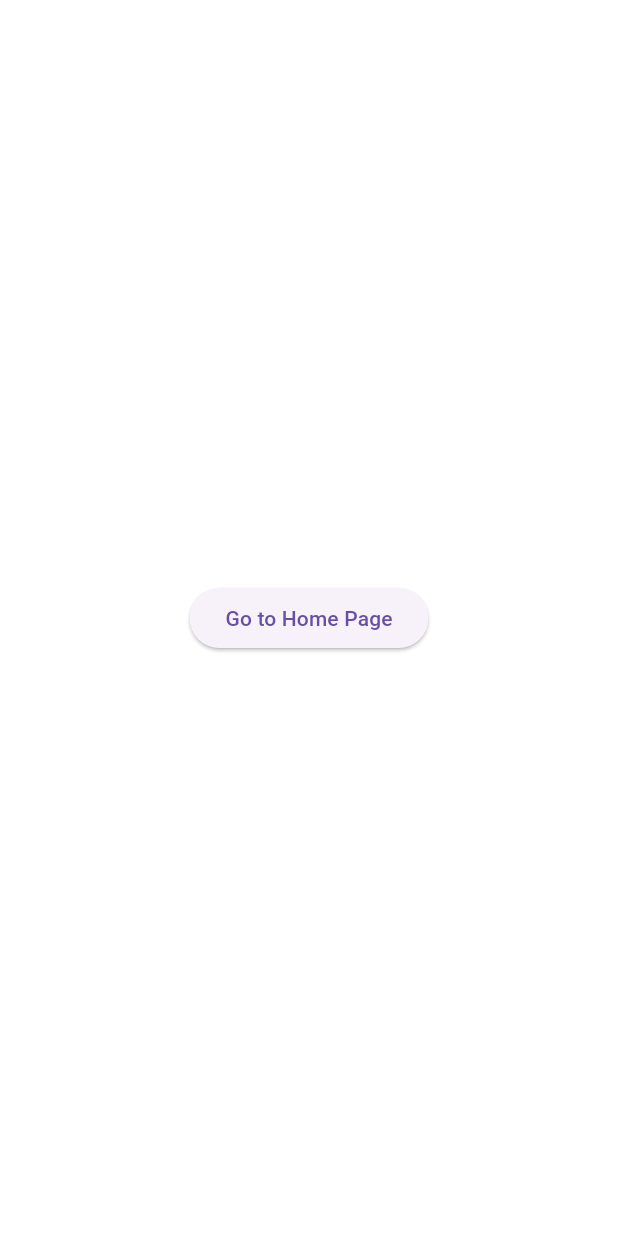
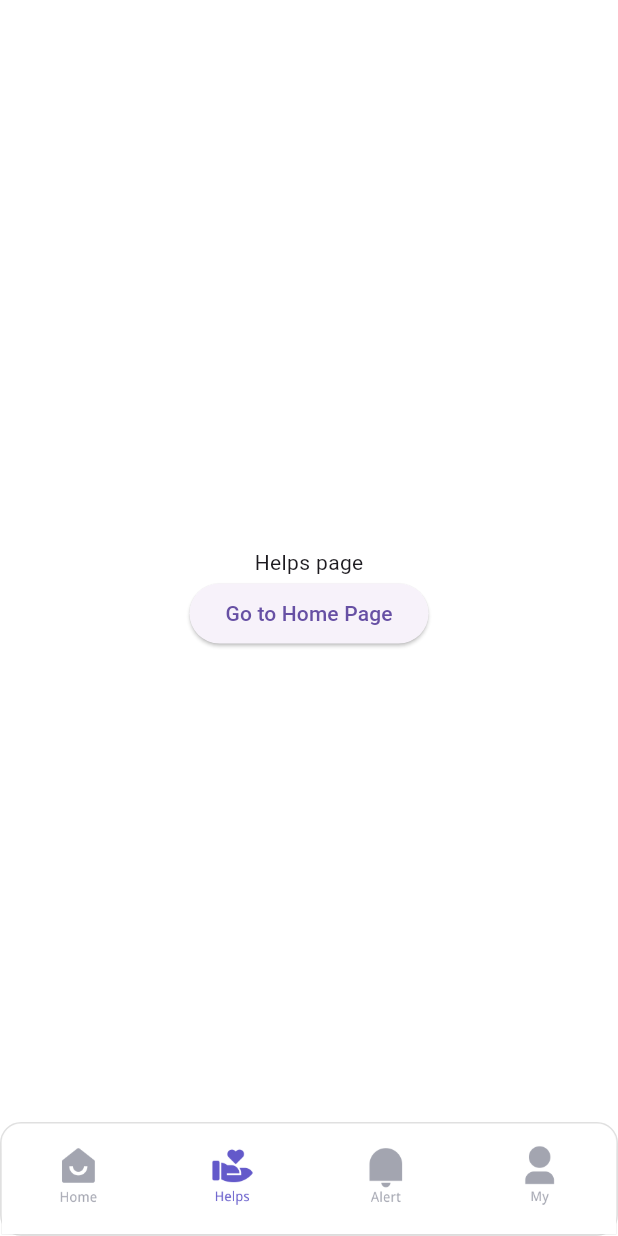
Before and after one commit to jamalvh/AllHelps, a Flutter app: the screen it shows after launch, after a tap on "Searching for Food", on a phone screen of 412 x 824 dp. Run offline on Flutter 3.47's test engine with Material 3 defaults, Android fonts, the phone set to English and light mode, and no system bars.

Commit message:
fixed physics scrolling and added functionality to the nav bar

```diff
--- a/lib/helps.dart
+++ b/lib/helps.dart
@@ -1,12 +1,24 @@
 import 'package:flutter/material.dart';
+import 'package:allhelps/navigation.dart';
 
-class HelpsPage extends StatelessWidget {
+class HelpsPage extends StatefulWidget {
   const HelpsPage({super.key});
+
+  @override
+  State<HelpsPage> createState() => _HelpsPageState();
+}
+class _HelpsPageState extends State<HelpsPage> {
+ int _selectedIndex = 1;
 
   @override
   Widget build(BuildContext context) {
     return Scaffold(
-      body: Center(
+      body: Column(
+        mainAxisAlignment: MainAxisAlignment.center,
+        children: [
+          SizedBox(height: 50,),
+          Text('Helps page'),
+          Center(
             child: ElevatedButton(
               onPressed: () {
                 Navigator.pushNamed(context, '/');
@@ -14,6 +26,16 @@ class HelpsPage extends StatelessWidget {
               child: Text('Go to Home Page'),
             ),
           ),
+        ],
+      ),
+      bottomNavigationBar: MyNavigationBar(
+        currentPageIndex: _selectedIndex,
+        onItemTapped: (int index) {
+          setState(() {
+            _selectedIndex = index;
+          });
+        }
+      ),
     );
   }
 }
--- a/lib/home.dart
+++ b/lib/home.dart
@@ -9,11 +9,11 @@ class MyHomePage extends StatefulWidget {
 class _MyHomePageState extends State<MyHomePage> {
   int _selectedIndex = 0;
 
-  void _onItemTapped(int index) {
-    setState(() {
-      _selectedIndex = index;
-    });
-  }
+  // void _onItemTapped(int index) {
+  //   setState(() {
+  //     _selectedIndex = index;
+  //   });
+  // }
 
   @override
   Widget build(BuildContext context) {
@@ -31,18 +31,19 @@ class _MyHomePageState extends State<MyHomePage> {
         ),
       ),
       child: ListView(
+        padding: EdgeInsets.zero,
         children: const [
           Header(),
           Column(
             children: [
               SizedBox(height: 80), // TODO: Replace this with Search Bar
-              //SearchBar(),
+              //SearchBar(), // renderd by the helps team, we will use the same search bar
               HelpsRow(),
               SizedBox(height: 10,),
               GuideButton(),
               SizedBox(height: 80,),
               EmergencyRow(),
-              SizedBox(height: 50,)
+              SizedBox(height: 200,)
             ],
           ),
         ],
@@ -50,7 +51,11 @@ class _MyHomePageState extends State<MyHomePage> {
     ),
     bottomNavigationBar: MyNavigationBar(
         currentPageIndex: _selectedIndex,
-        onItemTapped: _onItemTapped,
+        onItemTapped: (int index) {
+          setState(() {
+            _selectedIndex = index;
+          });
+        }
       ),
     );
   }
@@ -62,7 +67,8 @@ class Header extends StatelessWidget {
 
   @override
   Widget build(BuildContext context) {
-    return Stack(children: [
+    return Stack(
+      children: [
           // Header
           Container(
             height: 213,
@@ -366,6 +372,7 @@ class GuideButton extends StatelessWidget {
   @override
   Widget build(BuildContext context) {
     return ClipRRect(
+
       borderRadius: BorderRadius.circular(14),
       child: Material(
         child: Ink(
@@ -382,8 +389,8 @@ class GuideButton extends StatelessWidget {
                 ),
               borderRadius: BorderRadius.circular(14.0), // Uniform radius
               ),
-            child: Container(
-              width: 360,
+            child: SizedBox(
+              width: 365,
               height: 80,
               child: Stack(
                 children: [
@@ -391,7 +398,7 @@ class GuideButton extends StatelessWidget {
                   Positioned(
                     top: 20,
                     right: 12,
-                    child: Container(
+                    child: SizedBox(
                       height: 35,
                       width: 35,
                       child: Image.asset(
--- a/lib/main.dart
+++ b/lib/main.dart
@@ -32,9 +32,9 @@ class MyApp extends StatelessWidget {
         //       ),
         //     ),
         '/': (context) => MyHomePage(),
-        '/helps': (context) => const HelpsPage(),
-        '/alert': (context) => const AlertPage(),
-        '/my': (context) => const MyPage(),
+        '/helps': (context) => HelpsPage(),
+        '/alert': (context) => AlertPage(),
+        '/my': (context) => MyPage(),
       },
     );
   }
--- a/lib/navigation.dart
+++ b/lib/navigation.dart
@@ -9,6 +9,8 @@ class MyNavigationBar extends StatelessWidget {
     required this.currentPageIndex,
     required this.onItemTapped,
     });
+
+
 
   @override
   Widget build(BuildContext context) {
@@ -75,9 +77,24 @@ class MyNavigationBar extends StatelessWidget {
             ],
             currentIndex: currentPageIndex,
             selectedItemColor: Color(0xFF6359CA),
-            onTap: onItemTapped,
             showSelectedLabels: false,
             showUnselectedLabels: false,
+            onTap: (index) {
+              switch(index) {
+                case 0:
+                  Navigator.pushNamed(context, '/');
+                  break;
+                case 1:
+                  Navigator.pushNamed(context, '/helps');
+                  break;
+                case 2:
+                  Navigator.pushNamed(context, '/alert');
+                  break;
+                case 3:
+                  Navigator.pushNamed(context, '/my');
+                  break;
+              }
+            }
           ),
 
       ),
```
Also changed, not shown: lib/alert.dart (+31 -3 lines), lib/my.dart (+31 -3 lines). Lines whose indentation alone changed are shown as unchanged.
